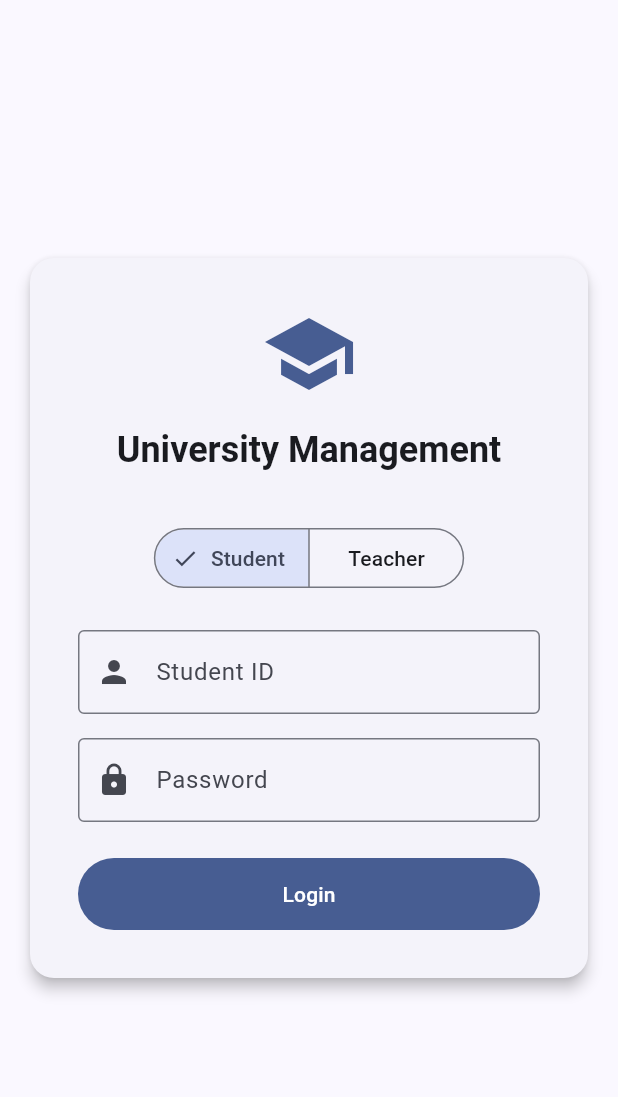
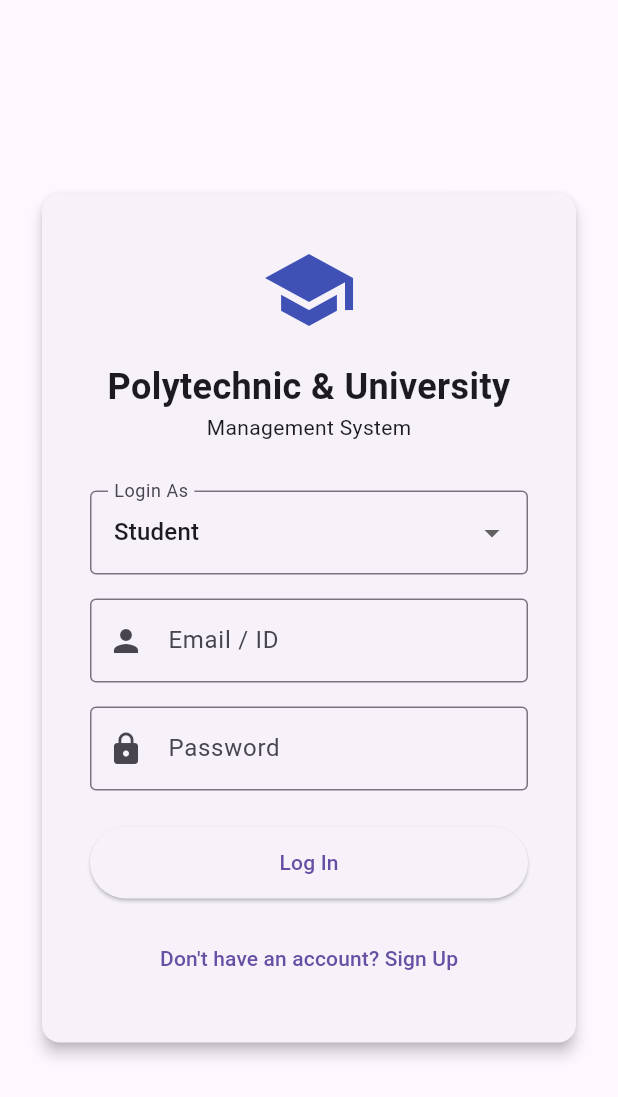
Before and after one commit to CouldAI-Agent/019f32eb-607c-72aa-9b6b-2efdebce96f9, a Flutter app: the screen it shows after launch, on a phone screen of 412 x 824 dp. Shown: the top 1097 px of the screen. Run offline on Flutter 3.47's test engine with Material 3 defaults, Android fonts, the phone set to English and light mode, and no system bars.

Commit message:
feat: Add Signup and specific Login roles
- Added comprehensive SignupScreen for Student and Teacher registration
- Updated LoginScreen to support Admin role and navigation to sign up
- Configured routes in main.dart for expanded roles
- Updated README.md with detailed project structure and Firebase collections

```diff
--- a/usr/lib/main.dart
+++ b/usr/lib/main.dart
@@ -1,19 +1,24 @@
 import 'package:flutter/material.dart';
-
 import 'screens/login_screen.dart';
+import 'screens/signup_screen.dart';
 import 'screens/dashboard_screen.dart';
+import 'screens/student_dashboard.dart';
+import 'screens/teacher_dashboard.dart';
+import 'screens/admin_dashboard.dart';
 import 'screens/attendance_screen.dart';
 import 'screens/result_screen.dart';
 import 'screens/routine_screen.dart';
 import 'screens/notice_screen.dart';
 import 'screens/assignment_screen.dart';
+import 'screens/teacher_attendance_screen.dart';
+import 'screens/teacher_result_screen.dart';
 
 void main() {
-  runApp(const UniversityManagementApp());
+  runApp(const PolytechnicApp());
 }
 
-class UniversityManagementApp extends StatelessWidget {
-  const UniversityManagementApp({super.key});
+class PolytechnicApp extends StatelessWidget {
+  const PolytechnicApp({Key? key}) : super(key: key);
 
   @override
   Widget build(BuildContext context) {
@@ -21,21 +26,28 @@ class UniversityManagementApp extends StatelessWidget {
       title: 'Polytechnic & University Management',
       debugShowCheckedModeBanner: false,
       theme: ThemeData(
-        colorScheme: ColorScheme.fromSeed(seedColor: Colors.blue.shade900),
+        primarySwatch: Colors.indigo,
         useMaterial3: true,
+        fontFamily: 'Roboto',
       ),
       initialRoute: '/',
       routes: {
         '/': (context) => const LoginScreen(),
+        '/signup': (context) => const SignupScreen(),
         '/dashboard': (context) {
           final args = ModalRoute.of(context)?.settings.arguments as String?;
-          return DashboardScreen(role: args ?? 'Student');
+          final role = args ?? 'Student';
+          if (role == 'Teacher') return const TeacherDashboard();
+          if (role == 'Admin') return const AdminDashboard();
+          return const StudentDashboard();
         },
         '/attendance': (context) => const AttendanceScreen(),
         '/result': (context) => const ResultScreen(),
         '/routine': (context) => const RoutineScreen(),
         '/notice': (context) => const NoticeScreen(),
         '/assignment': (context) => const AssignmentScreen(),
+        '/teacher_attendance': (context) => const TeacherAttendanceScreen(),
+        '/teacher_result': (context) => const TeacherResultScreen(),
       },
     );
   }
--- a/usr/lib/screens/login_screen.dart
+++ b/usr/lib/screens/login_screen.dart
@@ -1,93 +1,99 @@
 import 'package:flutter/material.dart';
 
 class LoginScreen extends StatefulWidget {
-  const LoginScreen({super.key});
+  const LoginScreen({Key? key}) : super(key: key);
 
   @override
-  State<LoginScreen> createState() => _LoginScreenState();
+  _LoginScreenState createState() => _LoginScreenState();
 }
 
 class _LoginScreenState extends State<LoginScreen> {
   String _selectedRole = 'Student';
-  final TextEditingController _userIdController = TextEditingController();
-  final TextEditingController _passwordController = TextEditingController();
-
-  void _login() {
-    // Navigate to dashboard and pass the role
-    Navigator.pushReplacementNamed(
-      context,
-      '/dashboard',
-      arguments: _selectedRole,
-    );
-  }
+  final List<String> _roles = ['Student', 'Teacher', 'Admin'];
 
   @override
   Widget build(BuildContext context) {
-    final theme = Theme.of(context);
-    final isMobile = MediaQuery.of(context).size.width < 600;
-
     return Scaffold(
       body: Center(
         child: SingleChildScrollView(
-          child: Padding(
-            padding: const EdgeInsets.all(16.0),
+          padding: const EdgeInsets.all(24.0),
+          child: ConstrainedBox(
+            constraints: const BoxConstraints(maxWidth: 400),
             child: Card(
               elevation: 4,
-              shape: RoundedRectangleBorder(borderRadius: BorderRadius.circular(16)),
-              child: Container(
-                width: isMobile ? double.infinity : 400,
+              child: Padding(
                 padding: const EdgeInsets.all(32.0),
                 child: Column(
                   mainAxisSize: MainAxisSize.min,
                   children: [
-                    Icon(Icons.school, size: 64, color: theme.colorScheme.primary),
+                    const Icon(Icons.school, size: 64, color: Colors.indigo),
                     const SizedBox(height: 16),
-                    Text(
-                      'University Management',
-                      style: theme.textTheme.headlineSmall?.copyWith(fontWeight: FontWeight.bold),
+                    const Text(
+                      'Polytechnic & University',
+                      style: TextStyle(fontSize: 24, fontWeight: FontWeight.bold),
                       textAlign: TextAlign.center,
                     ),
+                    const Text('Management System'),
                     const SizedBox(height: 32),
-                    SegmentedButton<String>(
-                      segments: const [
-                        ButtonSegment(value: 'Student', label: Text('Student')),
-                        ButtonSegment(value: 'Teacher', label: Text('Teacher')),
-                      ],
-                      selected: {_selectedRole},
-                      onSelectionChanged: (Set<String> newSelection) {
-                        setState(() {
-                          _selectedRole = newSelection.first;
-                        });
+                    DropdownButtonFormField<String>(
+                      value: _selectedRole,
+                      decoration: const InputDecoration(
+                        labelText: 'Login As',
+                        border: OutlineInputBorder(),
+                      ),
+                      items: _roles.map((String role) {
+                        return DropdownMenuItem<String>(
+                          value: role,
+                          child: Text(role),
+                        );
+                      }).toList(),
+                      onChanged: (String? newValue) {
+                        if (newValue != null) {
+                          setState(() {
+                            _selectedRole = newValue;
+                          });
+                        }
                       },
                     ),
-                    const SizedBox(height: 24),
-                    TextField(
-                      controller: _userIdController,
+                    const SizedBox(height: 16),
+                    const TextField(
                       decoration: InputDecoration(
-                        labelText: '$_selectedRole ID',
-                        border: const OutlineInputBorder(),
-                        prefixIcon: const Icon(Icons.person),
+                        labelText: 'Email / ID',
+                        prefixIcon: Icon(Icons.person),
+                        border: OutlineInputBorder(),
                       ),
                     ),
                     const SizedBox(height: 16),
-                    TextField(
-                      controller: _passwordController,
+                    const TextField(
                       obscureText: true,
-                      decoration: const InputDecoration(
+                      decoration: InputDecoration(
                         labelText: 'Password',
+                        prefixIcon: Icon(Icons.lock),
                         border: OutlineInputBorder(),
-                        prefixIcon: Icon(Icons.lock),
                       ),
                     ),
                     const SizedBox(height: 24),
                     SizedBox(
                       width: double.infinity,
                       height: 48,
-                      child: FilledButton(
-                        onPressed: _login,
-                        child: const Text('Login'),
+                      child: ElevatedButton(
+                        onPressed: () {
+                          Navigator.pushReplacementNamed(
+                            context,
+                            '/dashboard',
+                            arguments: _selectedRole,
+                          );
+                        },
+                        child: const Text('Log In'),
                       ),
                     ),
+                    const SizedBox(height: 16),
+                    TextButton(
+                      onPressed: () {
+                        Navigator.pushNamed(context, '/signup');
+                      },
+                      child: const Text("Don't have an account? Sign Up"),
+                    )
                   ],
                 ),
               ),
```
Also changed, not shown: usr/lib/screens/signup_screen.dart (added, +139 -0 lines), 2 other files.
